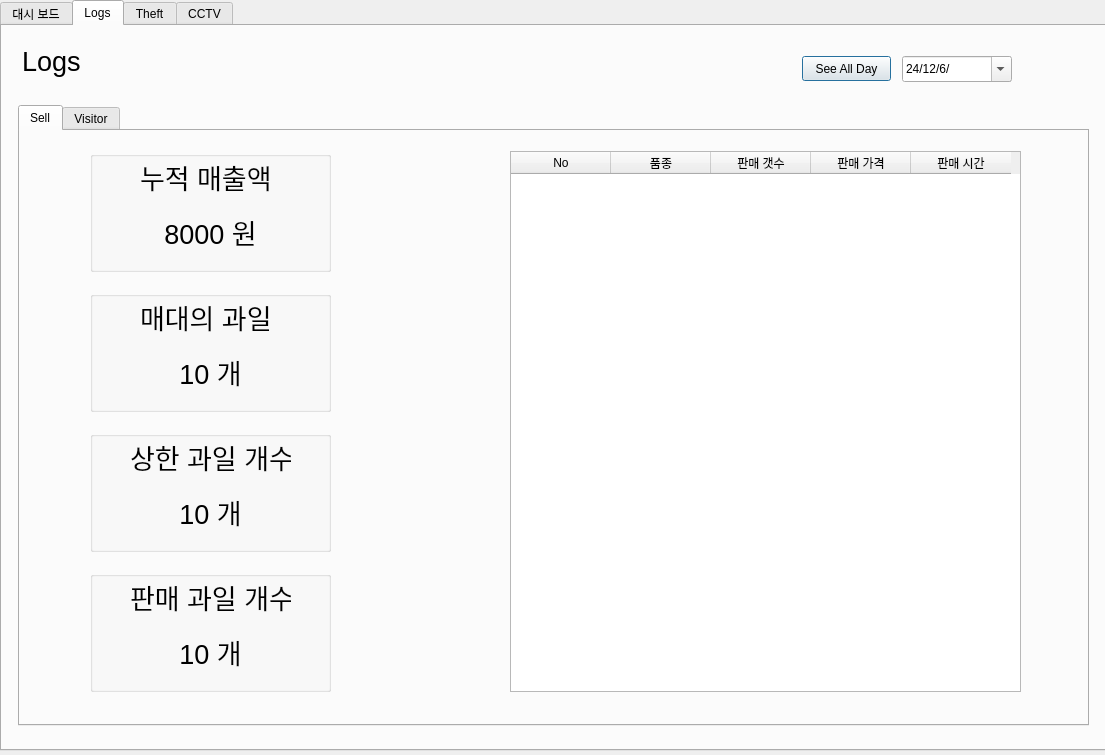
Old version of the form ManagingServer/AdminGUI/AdminGUI.ui in the repository addinedu-ros-7th/deeplearning-repo-3.
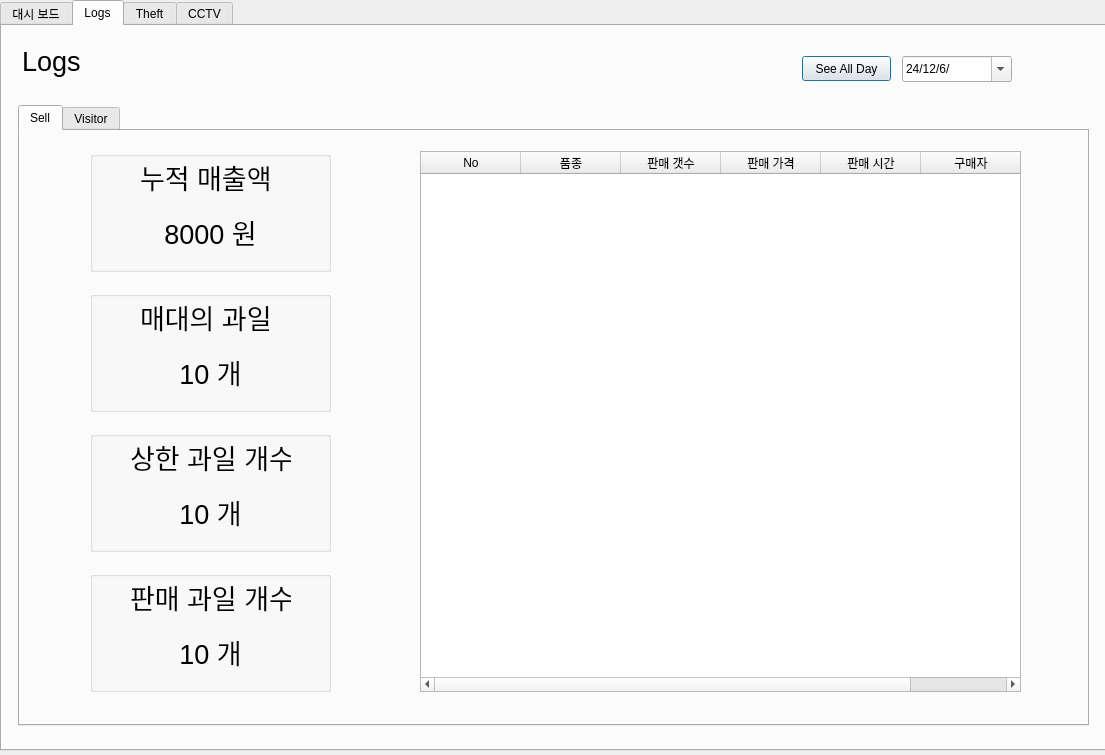
New version of the form. The open tabs and pages were chosen to show the change.

```diff
--- a/ManagingServer/AdminGUI/AdminGUI.ui
+++ b/ManagingServer/AdminGUI/AdminGUI.ui
@@ -359,9 +359,9 @@
       <widget class="QTableWidget" name="selling_table">
        <property name="geometry">
         <rect>
-         <x>490</x>
+         <x>400</x>
          <y>20</y>
-         <width>511</width>
+         <width>601</width>
          <height>541</height>
         </rect>
        </property>
@@ -390,6 +390,11 @@
          <string>판매 시간</string>
         </property>
        </column>
+       <column>
+        <property name="text">
+         <string>구매자</string>
+        </property>
+       </column>
       </widget>
       <widget class="QGroupBox" name="groupBox">
        <property name="geometry">
```
Left out of the diff: 12 changed lines with no effect on the pictures.
